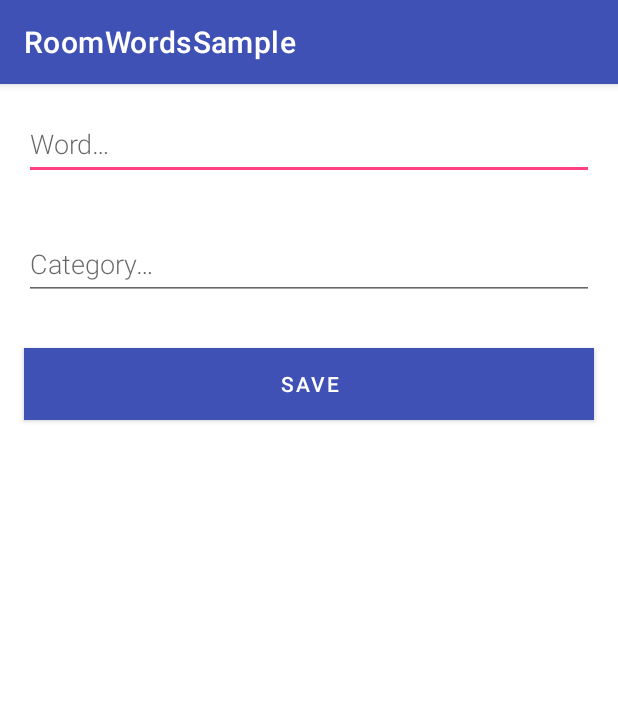
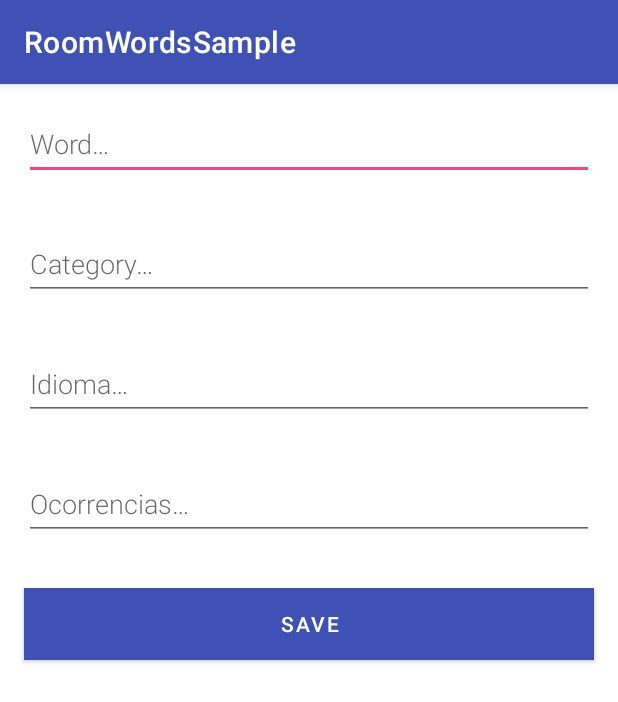
Before and after one commit to carlosmacho/RoomLab, an Android app: the screen it shows after launch (NewWordActivity), after a tap on "Add word", on a phone screen of 412 x 824 dp. Shown: the top 702 px of the screen. Run offline under Robolectric (Android 15) with nearby library versions, the phone set to English and light mode, and no system bars; our stand-ins replace Room's generated code.

Commit message:
Exame Prático - Exercicios 24/04/2023

```diff
--- a/app/src/main/java/com/example/roomlab/NewWordActivity.kt
+++ b/app/src/main/java/com/example/roomlab/NewWordActivity.kt
@@ -12,12 +12,17 @@ class NewWordActivity : AppCompatActivity() {
 
     private lateinit var editWordView: EditText
     private lateinit var editCatView: EditText
+    private lateinit var editIdioma: EditText
+    private lateinit var editOcorrencias: EditText
 
     public override fun onCreate(savedInstanceState: Bundle?) {
         super.onCreate(savedInstanceState)
         setContentView(R.layout.activity_new_word)
         editWordView = findViewById(R.id.edit_word)
         editCatView = findViewById(R.id.edit_category)
+        editIdioma = findViewById(R.id.edit_idioma)
+        editOcorrencias = findViewById(R.id.edit_ocorrencias)
+
 
         val button = findViewById<Button>(R.id.button_save)
         button.setOnClickListener {
@@ -27,8 +32,12 @@ class NewWordActivity : AppCompatActivity() {
             } else {
                 val word = editWordView.text.toString()
                 val cat = editCatView.text.toString()
+                val idioma = editIdioma.text.toString()
+                val ocorrencias = editOcorrencias.text.toString()
                 replyIntent.putExtra(EXTRA_REPLY_WORD, word)
                 replyIntent.putExtra(EXTRA_REPLY_CAT, cat)
+                replyIntent.putExtra(EXTRA_REPLY_IDIOMA, idioma)
+                replyIntent.putExtra(EXTRA_REPLY_OCORRENCIAS, ocorrencias)
                 setResult(Activity.RESULT_OK, replyIntent)
             }
             finish()
@@ -38,5 +47,7 @@ class NewWordActivity : AppCompatActivity() {
     companion object {
         const val EXTRA_REPLY_WORD = "com.example.android.wordlistsql.REPLY"
         const val EXTRA_REPLY_CAT = ""
+        const val EXTRA_REPLY_IDIOMA = ""
+        const val EXTRA_REPLY_OCORRENCIAS = ""
     }
 }
--- a/app/src/main/java/com/example/roomlab/Word.kt
+++ b/app/src/main/java/com/example/roomlab/Word.kt
@@ -7,5 +7,7 @@ import androidx.room.PrimaryKey
 @Entity(tableName = "word_table")
 data class Word(@ColumnInfo(name = "word") val word: String,
                 @ColumnInfo(name = "category") val category: String = "Categoria",
+                @ColumnInfo(name = "idioma") val idioma: String,
+                @ColumnInfo(name = "nr_ocorrencias") val nr_ocorrencias: String,
                 @PrimaryKey(autoGenerate = true) val id: Long? = null
 )
--- a/app/src/main/java/com/example/roomlab/WordListAdapter.kt
+++ b/app/src/main/java/com/example/roomlab/WordListAdapter.kt
@@ -17,17 +17,21 @@ class WordListAdapter : ListAdapter<Word, WordListAdapter.WordViewHolder>(WORDS_
 
     override fun onBindViewHolder(holder: WordViewHolder, position: Int) {
         val current = getItem(position)
-        holder.bind(current.word, current.category)
+        holder.bind(current.word, current.category, current.idioma, current.nr_ocorrencias)
     }
 
     class WordViewHolder(itemView: View) : RecyclerView.ViewHolder(itemView) {
         private val wordItemView: TextView = itemView.findViewById(R.id.textView)
         private val catItemView: TextView = itemView.findViewById(R.id.textView2)
+        private val idiomaItemView: TextView = itemView.findViewById(R.id.textView3)
+        private val ocorrenciasItemView: TextView = itemView.findViewById(R.id.textView4)
 
-        fun bind(text: String?, category: String) {
+        fun bind(text: String?, category: String, idioma: String, ocorrencias: String) {
             //wordItemView.text = text.plus("-".plus(category))
             wordItemView.text = text
             catItemView.text = category
+            idiomaItemView.text = idioma
+            ocorrenciasItemView.text = ocorrencias
         }
 
         companion object {
--- a/app/src/main/java/com/example/roomlab/WordRoomDatabase.kt
+++ b/app/src/main/java/com/example/roomlab/WordRoomDatabase.kt
@@ -9,7 +9,7 @@ import kotlinx.coroutines.CoroutineScope
 import kotlinx.coroutines.launch
 
 // Annotates class to be a Room Database with a table (entity) of the Word class
-@Database(entities = arrayOf(Word::class), version = 3, exportSchema = false)
+@Database(entities = arrayOf(Word::class), version = 4, exportSchema = false)
 public abstract class WordRoomDatabase : RoomDatabase() {
 
     abstract fun wordDao(): WordDao
@@ -56,9 +56,9 @@ public abstract class WordRoomDatabase : RoomDatabase() {
                 wordDao.deleteAll()
 
                 // Add sample words.
-                var word = Word("Hello", "Hello")
+                var word = Word("Hello", "Hello", "Hello", "Hello")
                 wordDao.insert(word)
-                word = Word("World!", "World!")
+                word = Word("World!", "World!","Hello", "Hello")
                 wordDao.insert(word)
 
                 // TODO: Add your own words!
--- a/app/src/main/res/layout/activity_new_word.xml
+++ b/app/src/main/res/layout/activity_new_word.xml
@@ -24,6 +24,26 @@
         android:inputType="textAutoComplete"
         android:layout_margin="@dimen/big_padding"
         android:textSize="18sp" />
+    <EditText
+        android:id="@+id/edit_idioma"
+        android:layout_width="match_parent"
+        android:layout_height="wrap_content"
+        android:minHeight="@dimen/min_height"
+        android:fontFamily="sans-serif-light"
+        android:hint="@string/hint_idioma"
+        android:inputType="textAutoComplete"
+        android:layout_margin="@dimen/big_padding"
+        android:textSize="18sp" />
+    <EditText
+        android:id="@+id/edit_ocorrencias"
+        android:layout_width="match_parent"
+        android:layout_height="wrap_content"
+        android:minHeight="@dimen/min_height"
+        android:fontFamily="sans-serif-light"
+        android:hint="@string/hint_ocorrencias"
+        android:inputType="textAutoComplete"
+        android:layout_margin="@dimen/big_padding"
+        android:textSize="18sp" />
 
     <Button
         android:id="@+id/button_save"
--- a/app/src/main/res/values/strings.xml
+++ b/app/src/main/res/values/strings.xml
@@ -3,6 +3,8 @@
     <string name="action_settings">Settings</string>
     <string name="hint_word">Word…</string>
     <string name="hint_category">Category…</string>
+    <string name="hint_idioma">Idioma…</string>
+    <string name="hint_ocorrencias">Ocorrencias…</string>
     <string name="button_save">Save</string>
     <string name="empty_not_saved">Word not saved because it is empty.</string>
     <string name="add_word">Add word</string>
```
Also changed, not shown: app/src/main/java/com/example/roomlab/MainActivity.kt (+9 -2 lines), app/src/main/res/layout/recyclerview_item.xml (+14 -0 lines).
